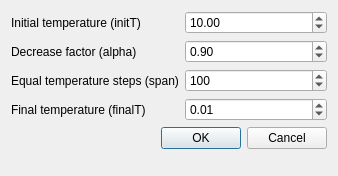
The window that gui/simulated_annealing_cooling_schedule.ui (dev-zero/moving-target-tsp) describes before a commit, drawn with Qt 5.
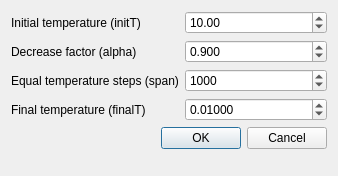
The same window after the commit.

Commit message: extended value ranges in Simulated Annealing Cooling Schedule interface

Patch:
```diff
--- a/gui/simulated_annealing_cooling_schedule.ui
+++ b/gui/simulated_annealing_cooling_schedule.ui
@@ -61,6 +61,9 @@
    </item>
    <item row="3" column="1">
     <widget class="QDoubleSpinBox" name="finalTemperature">
+     <property name="decimals">
+      <number>5</number>
+     </property>
      <property name="singleStep">
       <double>0.010000000000000</double>
      </property>
@@ -71,6 +74,12 @@
    </item>
    <item row="1" column="1">
     <widget class="QDoubleSpinBox" name="decreaseFactor">
+     <property name="decimals">
+      <number>3</number>
+     </property>
+     <property name="maximum">
+      <double>1.000000000000000</double>
+     </property>
      <property name="singleStep">
       <double>0.100000000000000</double>
      </property>
@@ -82,10 +91,10 @@
    <item row="2" column="1">
     <widget class="QSpinBox" name="equalTemperatureSteps">
      <property name="maximum">
-      <number>10000</number>
+      <number>1000000000</number>
      </property>
      <property name="value">
-      <number>100</number>
+      <number>1000</number>
      </property>
     </widget>
    </item>
```
Left out of the diff: 3 changed lines with no effect on the pictures.
